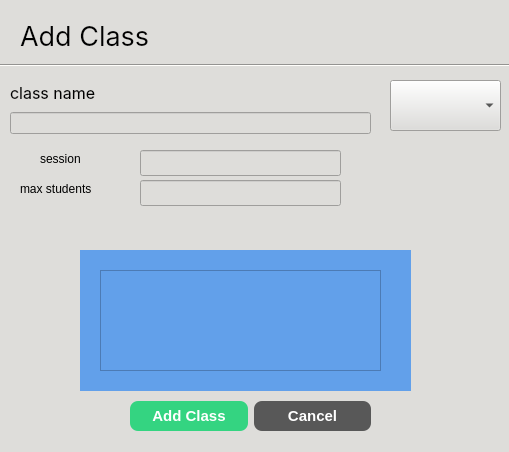
The window that School_System/ui/ViewClassDialog.ui (KasperJack/School-Management-System) describes before a commit, drawn with Qt 5.
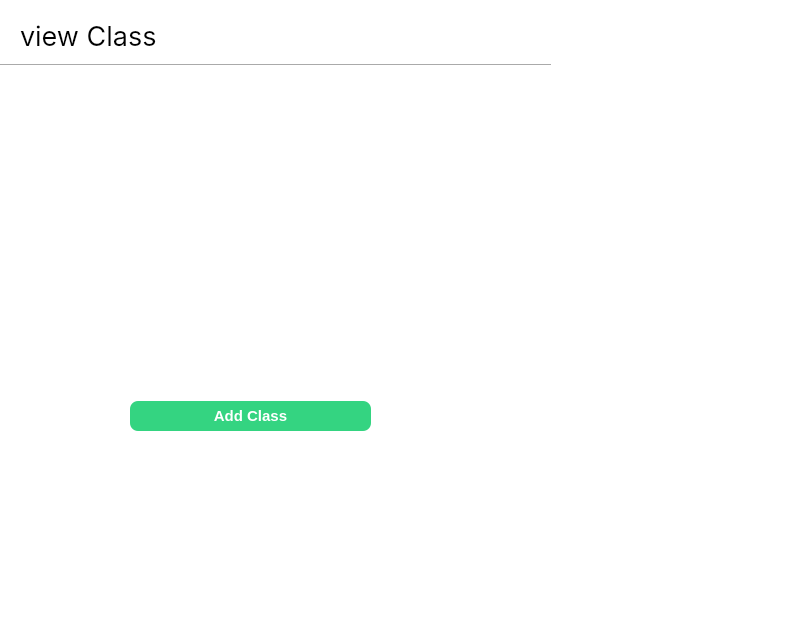
The same window after the commit.

```diff
--- a/School_System/ui/ViewClassDialog.ui
+++ b/School_System/ui/ViewClassDialog.ui
@@ -6,16 +6,16 @@
    <rect>
     <x>0</x>
     <y>0</y>
-    <width>509</width>
-    <height>452</height>
+    <width>797</width>
+    <height>638</height>
    </rect>
   </property>
   <property name="windowTitle">
    <string>Dialog</string>
   </property>
   <property name="styleSheet">
-   <string notr="true">background-color: rgb(222, 221, 218);
-color: rgb(0, 0, 0);</string>
+   <string notr="true">color: rgb(0, 0, 0);
+background-color: rgb(255, 255, 255);</string>
   </property>
   <widget class="Line" name="line">
    <property name="geometry">
@@ -46,37 +46,9 @@
     </font>
    </property>
    <property name="text">
-    <string>Add Class</string>
+    <string>view Class</string>
    </property>
   </widget>
-  <widget class="QWidget" name="layoutWidget">
-   <property name="geometry">
-    <rect>
-     <x>10</x>
-     <y>80</y>
-     <width>361</width>
-     <height>54</height>
-    </rect>
-   </property>
-   <layout class="QVBoxLayout" name="verticalLayout">
-    <item>
-     <widget class="QLabel" name="label_2">
-      <property name="font">
-       <font>
-        <family>Inter</family>
-        <pointsize>12</pointsize>
-       </font>
-      </property>
-      <property name="text">
-       <string>class name</string>
-      </property>
-     </widget>
-    </item>
-    <item>
-     <widget class="QLineEdit" name="class_name_field"/>
-    </item>
-   </layout>
-  </widget>
   <widget class="QWidget" name="layoutWidget">
    <property name="geometry">
     <rect>
@@ -108,126 +80,8 @@
       </property>
      </widget>
     </item>
-    <item>
-     <widget class="QPushButton" name="pushButton">
-      <property name="minimumSize">
-       <size>
-        <width>0</width>
-        <height>30</height>
-       </size>
-      </property>
-      <property name="styleSheet">
-       <string notr="true">background-color: rgb(88, 88, 88);
-color:white;
-border:none;
-border-radius: 8px;
-font-weight:bold;
-font-size: 15px;</string>
-      </property>
-      <property name="text">
-       <string>Cancel</string>
-      </property>
-     </widget>
-    </item>
    </layout>
   </widget>
-  <widget class="QComboBox" name="grades_dropdown">
-   <property name="geometry">
-    <rect>
-     <x>390</x>
-     <y>80</y>
-     <width>111</width>
-     <height>51</height>
-    </rect>
-   </property>
-   <property name="font">
-    <font>
-     <strikeout>false</strikeout>
-    </font>
-   </property>
-  </widget>
-  <widget class="QWidget" name="widget" native="true">
-   <property name="geometry">
-    <rect>
-     <x>80</x>
-     <y>250</y>
-     <width>331</width>
-     <height>141</height>
-    </rect>
-   </property>
-   <property name="styleSheet">
-    <string notr="true">background-color: rgb(98, 160, 234);</string>
-   </property>
-   <widget class="QScrollArea" name="teachers_subjects_scrollArea">
-    <property name="geometry">
-     <rect>
-      <x>20</x>
-      <y>20</y>
-      <width>281</width>
-      <height>101</height>
-     </rect>
-    </property>
-    <property name="widgetResizable">
-     <bool>true</bool>
-    </property>
-    <widget class="QWidget" name="scrollAreaWidgetContents">
-     <property name="geometry">
-      <rect>
-       <x>0</x>
-       <y>0</y>
-       <width>279</width>
-       <height>99</height>
-      </rect>
-     </property>
-    </widget>
-   </widget>
-  </widget>
-  <widget class="QLineEdit" name="session_field">
-   <property name="geometry">
-    <rect>
-     <x>140</x>
-     <y>150</y>
-     <width>201</width>
-     <height>26</height>
-    </rect>
-   </property>
-  </widget>
-  <widget class="QLabel" name="label_3">
-   <property name="geometry">
-    <rect>
-     <x>20</x>
-     <y>180</y>
-     <width>101</width>
-     <height>18</height>
-    </rect>
-   </property>
-   <property name="text">
-    <string>max students</string>
-   </property>
-  </widget>
-  <widget class="QLabel" name="label_4">
-   <property name="geometry">
-    <rect>
-     <x>40</x>
-     <y>150</y>
-     <width>66</width>
-     <height>18</height>
-    </rect>
-   </property>
-   <property name="text">
-    <string>session</string>
-   </property>
-  </widget>
-  <widget class="QLineEdit" name="max_students_field">
-   <property name="geometry">
-    <rect>
-     <x>140</x>
-     <y>180</y>
-     <width>201</width>
-     <height>26</height>
-    </rect>
-   </property>
-  </widget>
  </widget>
  <resources/>
  <connections/>
```
Left out of the diff: 2 changed lines with no effect on the pictures.
